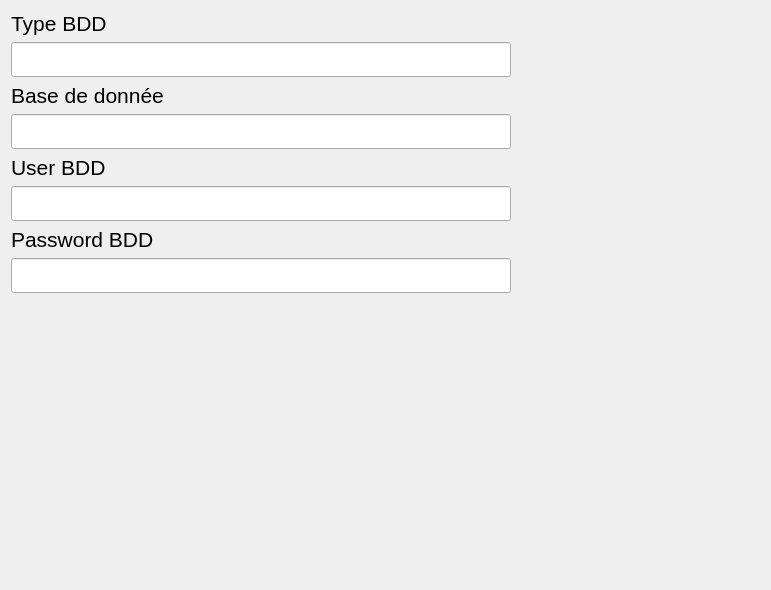
First picture: the form in App/Juntos/uipref.ui, repository workspacerg/Juntos, before the edit.
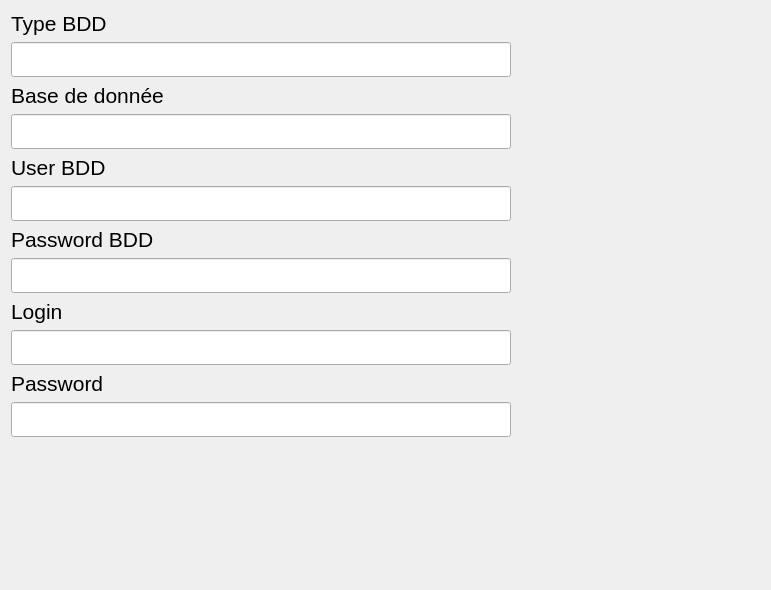
Second picture: the form after the edit. Icons and pictures are not drawn.

What changed in the file:
```diff
--- a/App/Juntos/uipref.ui
+++ b/App/Juntos/uipref.ui
@@ -14,7 +14,7 @@
    <string>Form</string>
   </property>
   <layout class="QGridLayout" name="gridLayout">
-   <item row="1" column="0">
+   <item row="0" column="0">
     <layout class="QVBoxLayout" name="verticalLayout">
      <item>
       <widget class="QLabel" name="label">
@@ -130,24 +130,75 @@
          <height>16777215</height>
         </size>
        </property>
+       <property name="inputMethodHints">
+        <set>Qt::ImhHiddenText</set>
+       </property>
+      </widget>
+     </item>
+     <item>
+      <widget class="QLabel" name="label_5">
+       <property name="font">
+        <font>
+         <family>Helvetica Neue</family>
+         <pointsize>16</pointsize>
+        </font>
+       </property>
+       <property name="text">
+        <string>Login</string>
+       </property>
+      </widget>
+     </item>
+     <item>
+      <widget class="QLineEdit" name="login">
+       <property name="minimumSize">
+        <size>
+         <width>500</width>
+         <height>35</height>
+        </size>
+       </property>
+       <property name="maximumSize">
+        <size>
+         <width>500</width>
+         <height>16777215</height>
+        </size>
+       </property>
+      </widget>
+     </item>
+     <item>
+      <widget class="QLabel" name="label_6">
+       <property name="font">
+        <font>
+         <family>Helvetica Neue</family>
+         <pointsize>16</pointsize>
+        </font>
+       </property>
+       <property name="text">
+        <string>Password</string>
+       </property>
+      </widget>
+     </item>
+     <item>
+      <widget class="QLineEdit" name="keypass">
+       <property name="minimumSize">
+        <size>
+         <width>500</width>
+         <height>35</height>
+        </size>
+       </property>
+       <property name="maximumSize">
+        <size>
+         <width>500</width>
+         <height>16777215</height>
+        </size>
+       </property>
+       <property name="inputMethodHints">
+        <set>Qt::ImhHiddenText</set>
+       </property>
       </widget>
      </item>
     </layout>
    </item>
-   <item row="2" column="0">
-    <spacer name="verticalSpacer">
-     <property name="orientation">
-      <enum>Qt::Vertical</enum>
-     </property>
-     <property name="sizeHint" stdset="0">
-      <size>
-       <width>20</width>
-       <height>40</height>
-      </size>
-     </property>
-    </spacer>
-   </item>
-   <item row="1" column="1">
+   <item row="0" column="1">
     <widget class="QPushButton" name="SaveButton">
      <property name="text">
       <string/>
@@ -167,6 +218,19 @@
      </property>
     </widget>
    </item>
+   <item row="1" column="0">
+    <spacer name="verticalSpacer">
+     <property name="orientation">
+      <enum>Qt::Vertical</enum>
+     </property>
+     <property name="sizeHint" stdset="0">
+      <size>
+       <width>20</width>
+       <height>141</height>
+      </size>
+     </property>
+    </spacer>
+   </item>
   </layout>
  </widget>
  <resources>
```
